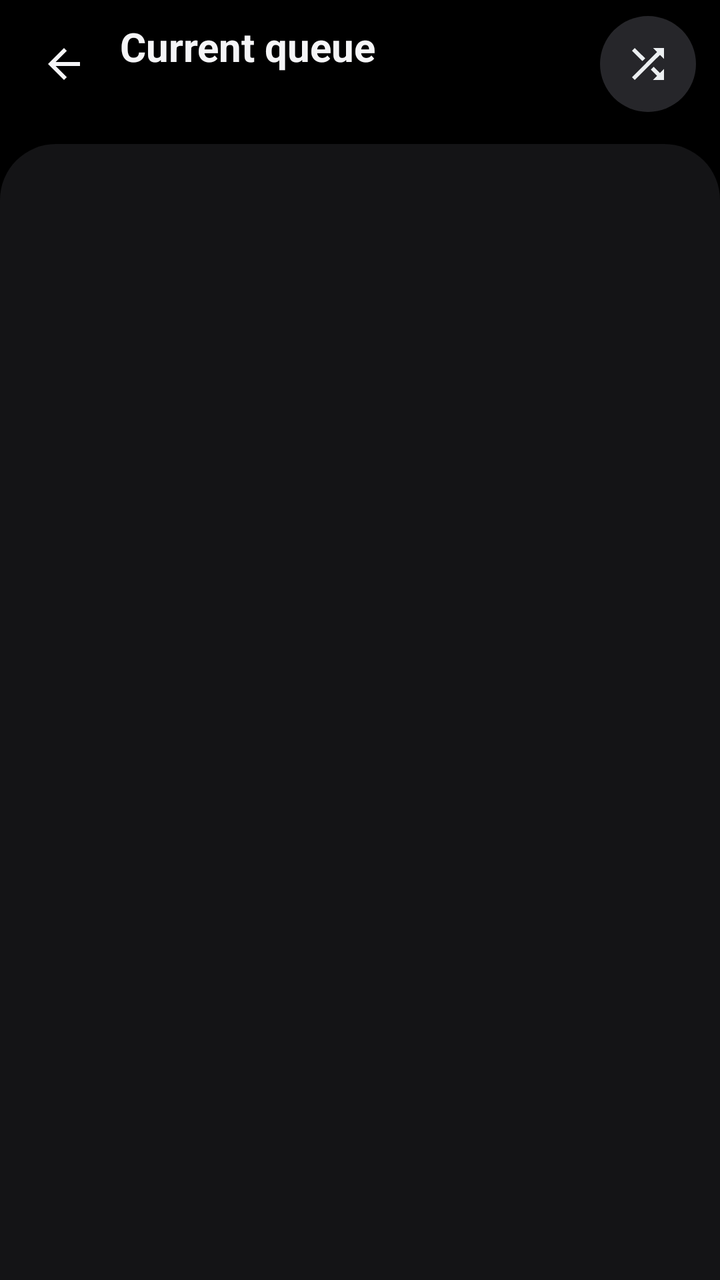
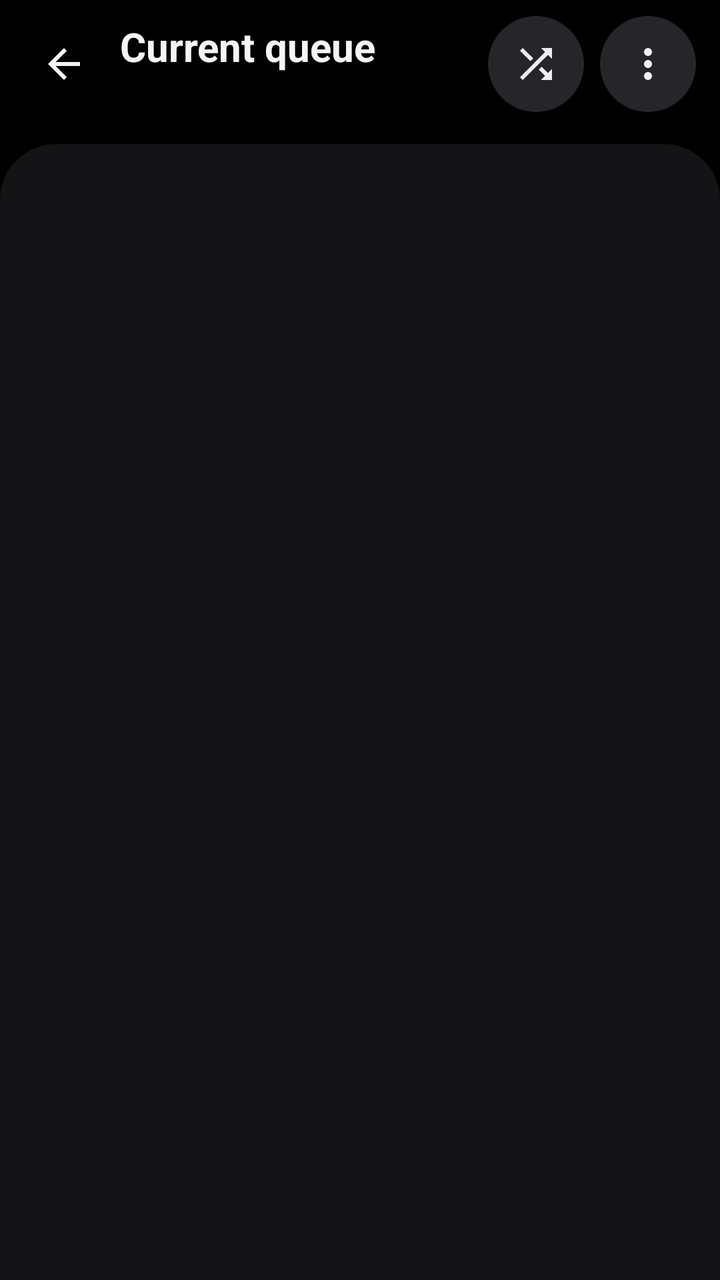

Compare the two renders of this Android layout. The source of the first and the diff that turns it into the second are given below.
<!-- AndroidManifest.xml: application theme Theme.Mediaplayer -->
<!-- res/layout/fragment_queue.xml -->
<?xml version="1.0" encoding="utf-8"?>
<LinearLayout xmlns:android="http://schemas.android.com/apk/res/android"
    android:layout_width="match_parent"
    android:layout_height="match_parent"
    android:background="@color/background"
    android:orientation="vertical">

    <LinearLayout
        android:layout_width="match_parent"
        android:layout_height="64dp"
        android:gravity="center_vertical"
        android:orientation="horizontal"
        android:paddingStart="4dp"
        android:paddingEnd="12dp">

        <FrameLayout
            android:id="@+id/queueBack"
            android:layout_width="56dp"
            android:layout_height="56dp"
            android:background="@drawable/player_cell_bg"
            android:clickable="true"
            android:contentDescription="@string/settings_back"
            android:focusable="true">

            <ImageView
                android:layout_width="24dp"
                android:layout_height="24dp"
                android:layout_gravity="center"
                android:contentDescription="@null"
                android:src="@drawable/player_ic_back"
                android:tint="#F5F5F7" />
        </FrameLayout>

        <LinearLayout
            android:layout_width="0dp"
            android:layout_height="wrap_content"
            android:layout_weight="1"
            android:orientation="vertical">

            <TextView
                android:layout_width="match_parent"
                android:layout_height="wrap_content"
                android:singleLine="true"
                android:text="@string/queue_title"
                android:textColor="@color/text_primary"
                android:textSize="20sp"
                android:textStyle="bold" />

            <TextView
                android:id="@+id/queueSubtitle"
                android:layout_width="match_parent"
                android:layout_height="wrap_content"
                android:singleLine="true"
                android:textColor="@color/text_secondary"
                android:textSize="13sp" />
        </LinearLayout>

        <FrameLayout
            android:id="@+id/queueShuffle"
            android:layout_width="48dp"
            android:layout_height="48dp"
            android:background="@drawable/player_round_button_bg"
            android:clickable="true"
            android:contentDescription="@string/player_shuffle"
            android:focusable="true">

            <ImageView
                android:id="@+id/queueShuffleIcon"
                android:layout_width="24dp"
                android:layout_height="24dp"
                android:layout_gravity="center"
                android:contentDescription="@null"
                android:src="@drawable/player_ic_shuffle"
                android:tint="#ECEFF1" />
        </FrameLayout>
    </LinearLayout>

    <FrameLayout
        android:layout_width="match_parent"
        android:layout_height="0dp"
        android:layout_marginTop="8dp"
        android:layout_weight="1"
        android:background="@drawable/player_card_bg">

        <androidx.recyclerview.widget.RecyclerView
            android:id="@+id/queueList"
            android:layoutAnimation="@anim/list_cascade"
            android:layout_width="match_parent"
            android:layout_height="match_parent"
            android:clipToPadding="false"
            android:paddingTop="8dp"
            android:paddingBottom="24dp" />

        <TextView
            android:id="@+id/queueEmpty"
            android:layout_width="match_parent"
            android:layout_height="wrap_content"
            android:layout_gravity="center"
            android:gravity="center"
            android:padding="32dp"
            android:text="@string/queue_empty"
            android:textColor="@color/text_muted"
            android:textSize="16sp"
            android:visibility="gone" />
    </FrameLayout>

</LinearLayout>
<!-- resources referenced by this layout -->
<resources>
  <color name="background">#FF000000</color>
  <color name="text_muted">#FF6E6E73</color>
  <color name="text_primary">#FFF5F5F7</color>
  <color name="text_secondary">#FFA1A1A6</color>
  <string name="player_shuffle">Shuffle</string>
  <string name="queue_empty">The queue is empty</string>
  <string name="queue_title">Current queue</string>
  <string name="settings_back">Back</string>
  <color name="card">#FF141416</color>
  <color name="round_button">#FF26262A</color>
  <color name="accent">#FF00E676</color>
  <!-- unchanged entries left out for length: 6 -->
</resources>

<!-- the commit's change to res/layout/fragment_queue.xml (unified diff, before → after) -->
@@ -6,6 +6,7 @@
     android:orientation="vertical">
 
     <LinearLayout
+        android:id="@+id/queueHeader"
         android:layout_width="match_parent"
         android:layout_height="64dp"
         android:gravity="center_vertical"
@@ -71,6 +72,136 @@
                 android:layout_gravity="center"
                 android:contentDescription="@null"
                 android:src="@drawable/player_ic_shuffle"
+                android:tint="#ECEFF1" />
+        </FrameLayout>
+
+        <FrameLayout
+            android:id="@+id/queueMore"
+            android:layout_width="48dp"
+            android:layout_height="48dp"
+            android:layout_marginStart="8dp"
+            android:background="@drawable/player_round_button_bg"
+            android:clickable="true"
+            android:contentDescription="@string/queue_more"
+            android:focusable="true">
+
+            <ImageView
+                android:layout_width="24dp"
+                android:layout_height="24dp"
+                android:layout_gravity="center"
+                android:contentDescription="@null"
+                android:src="@drawable/player_ic_more"
+                android:tint="#ECEFF1" />
+        </FrameLayout>
+    </LinearLayout>
+
+    <LinearLayout
+        android:id="@+id/queueSelectionBar"
+        android:layout_width="match_parent"
+        android:layout_height="64dp"
+        android:gravity="center_vertical"
+        android:orientation="horizontal"
+        android:paddingStart="4dp"
+        android:paddingEnd="8dp"
+        android:visibility="gone">
+
+        <FrameLayout
+            android:id="@+id/queueSelectionClose"
+            android:layout_width="56dp"
+            android:layout_height="56dp"
+            android:background="@drawable/player_cell_bg"
+            android:clickable="true"
+            android:contentDescription="@string/queue_selection_close"
+            android:focusable="true">
+
+            <ImageView
+                android:layout_width="24dp"
+                android:layout_height="24dp"
+                android:layout_gravity="center"
+                android:contentDescription="@null"
+                android:src="@drawable/player_ic_close"
+                android:tint="#F5F5F7" />
+        </FrameLayout>
+
+        <TextView
+            android:id="@+id/queueSelectionCount"
+            android:layout_width="0dp"
+            android:layout_height="wrap_content"
+            android:layout_weight="1"
+            android:singleLine="true"
+            android:textColor="@color/text_primary"
+            android:textSize="20sp"
+            android:textStyle="bold" />
+
+        <FrameLayout
+            android:id="@+id/queueSelectAll"
+            android:layout_width="48dp"
+            android:layout_height="48dp"
+            android:background="@drawable/player_cell_bg"
+            android:clickable="true"
+            android:contentDescription="@string/queue_select_all"
+            android:focusable="true">
+
+            <ImageView
+                android:layout_width="24dp"
+                android:layout_height="24dp"
+                android:layout_gravity="center"
+                android:contentDescription="@null"
+                android:src="@drawable/player_ic_select_all"
+                android:tint="#ECEFF1" />
+        </FrameLayout>
+
+        <FrameLayout
+            android:id="@+id/queueSelectionPlaylist"
+            android:layout_width="48dp"
+            android:layout_height="48dp"
+            android:background="@drawable/player_cell_bg"
+            android:clickable="true"
+            android:contentDescription="@string/menu_add_playlist"
+            android:focusable="true">
+
+            <ImageView
+                android:layout_width="24dp"
+                android:layout_height="24dp"
+                android:layout_gravity="center"
+                android:contentDescription="@null"
+                android:src="@drawable/player_ic_add"
+                android:tint="#ECEFF1" />
+        </FrameLayout>
+
+        <FrameLayout
+            android:id="@+id/queueSelectionFavorite"
+            android:layout_width="48dp"
+            android:layout_height="48dp"
+            android:background="@drawable/player_cell_bg"
+            android:clickable="true"
+            android:contentDescription="@string/menu_add_favorite"
+            android:focusable="true">
+
+            <ImageView
+                android:id="@+id/queueSelectionFavoriteIcon"
+                android:layout_width="24dp"
+                android:layout_height="24dp"
+                android:layout_gravity="center"
+                android:contentDescription="@null"
+                android:src="@drawable/player_ic_heart_outline" />
+        </FrameLayout>
+
+        <FrameLayout
+            android:id="@+id/queueSelectionRemove"
+            android:layout_width="48dp"
+            android:layout_height="48dp"
+            android:background="@drawable/player_cell_bg"
+            android:clickable="true"
+            android:contentDescription="@string/queue_remove"
+            android:focusable="true">
+
+            <ImageView
+                android:layout_width="24dp"
+                android:layout_height="24dp"
+                android:layout_gravity="center"
+                android:contentDescription="@null"
+                android:src="@drawable/player_ic_delete"
                 android:tint="#ECEFF1" />
         </FrameLayout>
     </LinearLayout>
<!-- resource entries referenced after the edit -->
@@ -4,8 +4,76 @@
   <color name="text_muted">#FF6E6E73</color>
   <color name="text_primary">#FFF5F5F7</color>
   <color name="text_secondary">#FFA1A1A6</color>
+  <!-- drawable player_ic_add (drawable) -->
+  <vector xmlns:android="http://schemas.android.com/apk/res/android"
+      android:width="24dp"
+      android:height="24dp"
+      android:viewportWidth="24"
+      android:viewportHeight="24">
+      <path
+          android:fillColor="#FFFFFFFF"
+          android:pathData="M19,13h-6v6h-2v-6H5v-2h6V5h2v6h6v2z" />
+  </vector>
+  <!-- drawable player_ic_close (drawable) -->
+  <vector xmlns:android="http://schemas.android.com/apk/res/android"
+      android:width="24dp"
+      android:height="24dp"
+      android:viewportWidth="24"
+      android:viewportHeight="24">
+      <path
+          android:fillColor="#FFFFFFFF"
+          android:pathData="M19,6.41L17.59,5 12,10.59 6.41,5 5,6.41 10.59,12 5,17.59 6.41,19 12,13.41 17.59,19 19,17.59 13.41,12z" />
+  </vector>
+  <!-- drawable player_ic_delete (drawable) -->
+  <?xml version="1.0" encoding="utf-8"?>
+  <vector xmlns:android="http://schemas.android.com/apk/res/android"
+      android:width="24dp"
+      android:height="24dp"
+      android:viewportWidth="24"
+      android:viewportHeight="24">
+      <path
+          android:fillColor="#FFFFFFFF"
+          android:pathData="M6,19c0,1.1 0.9,2 2,2h8c1.1,0 2,-0.9 2,-2V7H6v12zM19,4h-3.5l-1,-1h-5l-1,1H5v2h14V4z" />
+  </vector>
+  <!-- drawable player_ic_heart_outline (drawable) -->
+  <vector xmlns:android="http://schemas.android.com/apk/res/android"
+      android:width="24dp"
+      android:height="24dp"
+      android:viewportWidth="24"
+      android:viewportHeight="24">
+      <path
+          android:fillColor="#FFFFFFFF"
+          android:pathData="M16.5,3c-1.74,0 -3.41,0.81 -4.5,2.09C10.91,3.81 9.24,3 7.5,3 4.42,3 2,5.42 2,8.5c0,3.78 3.4,6.86 8.55,11.54L12,21.35l1.45,-1.32C18.6,15.36 22,12.28 22,8.5 22,5.42 19.58,3 16.5,3zM12.1,18.55l-0.1,0.1 -0.1,-0.1C7.14,14.24 4,11.39 4,8.5 4,6.5 5.5,5 7.5,5c1.54,0 3.04,0.99 3.57,2.36h1.87C13.46,5.99 14.96,5 16.5,5c2,0 3.5,1.5 3.5,3.5 0,2.89 -3.14,5.74 -7.9,10.05z" />
+  </vector>
+  <!-- drawable player_ic_more (drawable) -->
+  <vector xmlns:android="http://schemas.android.com/apk/res/android"
+      android:width="24dp"
+      android:height="24dp"
+      android:viewportWidth="24"
+      android:viewportHeight="24">
+      <path
+          android:fillColor="#FFFFFFFF"
+          android:pathData="M12,8c1.1,0 2,-0.9 2,-2s-0.9,-2 -2,-2 -2,0.9 -2,2 0.9,2 2,2zM12,10c-1.1,0 -2,0.9 -2,2s0.9,2 2,2 2,-0.9 2,-2 -0.9,-2 -2,-2zM12,16c-1.1,0 -2,0.9 -2,2s0.9,2 2,2 2,-0.9 2,-2 -0.9,-2 -2,-2z" />
+  </vector>
+  <!-- drawable player_ic_select_all (drawable) -->
+  <?xml version="1.0" encoding="utf-8"?>
+  <vector xmlns:android="http://schemas.android.com/apk/res/android"
+      android:width="24dp"
+      android:height="24dp"
+      android:viewportWidth="24"
+      android:viewportHeight="24">
+      <path
+          android:fillColor="#FFFFFFFF"
+          android:pathData="M3,5h2V3c-1.1,0 -2,0.9 -2,2zM3,13h2v-2H3v2zM7,21h2v-2H7v2zM3,9h2V7H3v2zM13,3h-2v2h2V3zM19,3v2h2c0,-1.1 -0.9,-2 -2,-2zM5,21v-2H3c0,1.1 0.9,2 2,2zM3,17h2v-2H3v2zM9,3H7v2h2V3zM11,21h2v-2h-2v2zM19,13h2v-2h-2v2zM19,21c1.1,0 2,-0.9 2,-2h-2v2zM19,9h2V7h-2v2zM19,17h2v-2h-2v2zM15,21h2v-2h-2v2zM15,5h2V3h-2v2zM7,17h10V7H7v10zM9,9h6v6H9V9z" />
+  </vector>
+  <string name="menu_add_favorite">Add to favorites</string>
+  <string name="menu_add_playlist">Add to playlist</string>
   <string name="player_shuffle">Shuffle</string>
   <string name="queue_empty">The queue is empty</string>
+  <string name="queue_more">Queue options</string>
+  <string name="queue_remove">Remove from queue</string>
+  <string name="queue_select_all">Select all</string>
+  <string name="queue_selection_close">Stop selecting</string>
   <string name="queue_title">Current queue</string>
   <string name="settings_back">Back</string>
   <color name="card">#FF141416</color>
